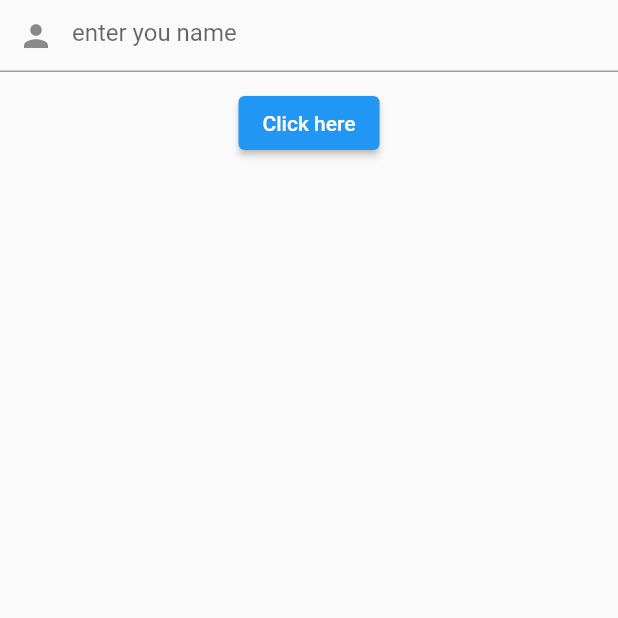
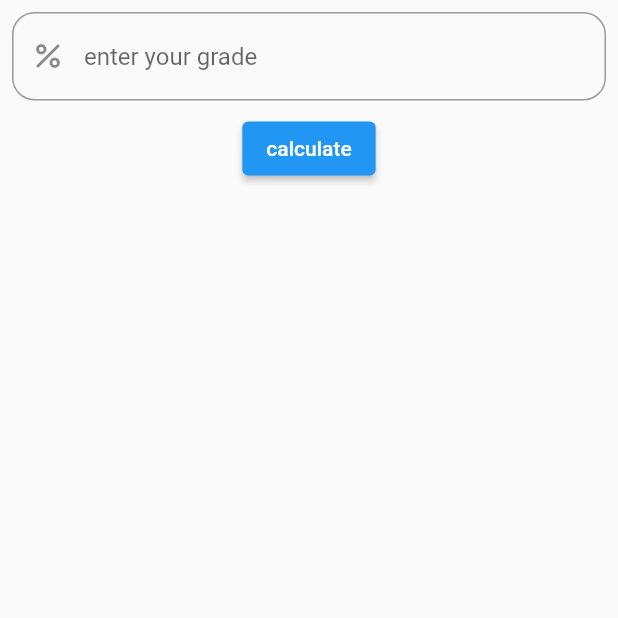
Before and after one commit to Athoob-Butaiban/Grade-Calculater-Flutter, a Flutter app: the screen it shows after launch, on a phone screen of 412 x 824 dp, the top half of it. Run offline on Flutter 3.47's test engine with Material 2 defaults, Android fonts, the light colour scheme and no system bars.

Commit message:
calculater is done without styling

```diff
--- a/lib/main.dart
+++ b/lib/main.dart
@@ -1,4 +1,5 @@
 import 'package:flutter/material.dart';
+import '';
 
 void main() {
   runApp(const MyApp());
@@ -31,16 +32,6 @@ class MyApp extends StatelessWidget {
 
 class MyHomePage extends StatefulWidget {
   const MyHomePage({super.key, required this.title});
-
-  // This widget is the home page of your application. It is stateful, meaning
-  // that it has a State object (defined below) that contains fields that affect
-  // how it looks.
-
-  // This class is the configuration for the state. It holds the values (in this
-  // case the title) provided by the parent (in this case the App widget) and
-  // used by the build method of the State. Fields in a Widget subclass are
-  // always marked "final".
-
   final String title;
 
   @override
@@ -52,11 +43,6 @@ class _MyHomePageState extends State<MyHomePage> {
 
   void _incrementCounter() {
     setState(() {
-      // This call to setState tells the Flutter framework that something has
-      // changed in this State, which causes it to rerun the build method below
-      // so that the display can reflect the updated values. If we changed
-      // _counter without calling setState(), then the build method would not be
-      // called again, and so nothing would appear to happen.
       _counter++;
     });
   }
@@ -66,24 +52,32 @@ class _MyHomePageState extends State<MyHomePage> {
   Widget build(BuildContext context) {
     return Scaffold(
         body: SafeArea(
-          child: Column(
-        children: [
-          TextField(
+      child: Column(children: [
+        Padding(
+          padding: const EdgeInsets.all(8.0),
+          child: TextField(
             controller: controller,
+            keyboardType: TextInputType.number, // only numbers keyboard
             decoration: InputDecoration(
-              hintText: "enter you name",
-              prefixIcon: Icon(Icons.person), // person = persont
+                // user input
+                hintText: "enter your grade",
+                prefixIcon: Icon(Icons.percent), //to add icon
+                border: OutlineInputBorder(
+                    borderRadius: BorderRadius.circular(15))),
           ),
         ),
-          Center(
-            child: Padding(
-              padding: const EdgeInsets.all(10),
-              child: ElevatedButton(
-                child: Text("Click here"),
+        ElevatedButton(
+          // adding a button
+
+          child: Text("calculate"),
           onPressed: () {
             print("hello ${controller.text}");
-                  int grade = int.parse(controller.text);
-
+            int grade = int.parse(controller.text); // convert the grade to int
+            if (grade == null) {
+              // evaluation for the text feild to have only numbers
+              print("${controller.text} is not a number");
+              return;
+            }
             // evaluating the garde
             if (grade >= 90) {
               print("you grade is A ");
@@ -99,10 +93,7 @@ class _MyHomePageState extends State<MyHomePage> {
             controller.clear();
           },
         ),
-            ),
-          )
-        ],
-      )),
-    );
+      ]),
+    ));
   }
 }
--- a/lib/styling.dart
+++ b/lib/styling.dart
@@ -1,5 +1,5 @@
-import 'package:flutter/cupertino.dart';
-// making this class for the styling
-class outline extends StatelessWidget{
-  const outline
-}
+// import 'package:flutter/cupertino.dart';
+// // making this class for the styling
+// class Outline extends StatelessWidget{
+//   const outline
+// }
```
Lines whose indentation alone changed are shown as unchanged.
